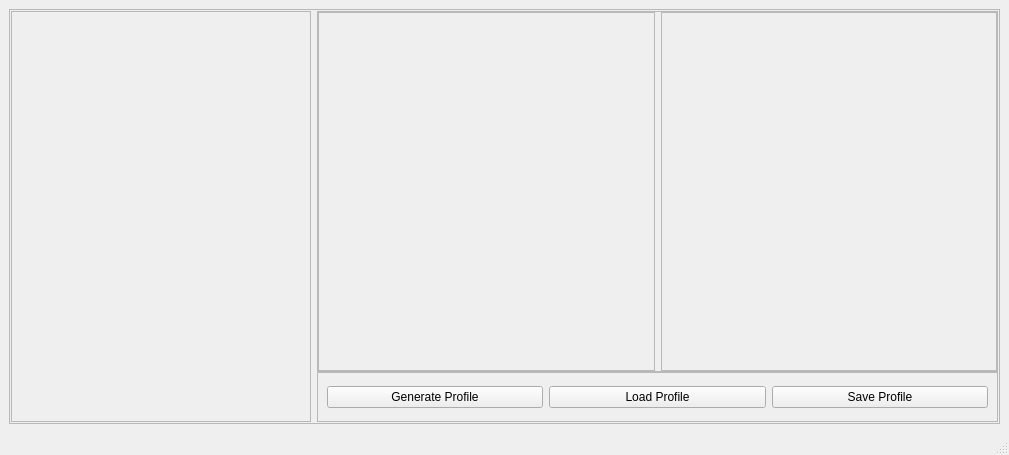
Above: src/lens_simulation/UI/qtdesigner_files/LensCreator.ui from DeMarcoLab/juno before the change. Below: the same form after it.
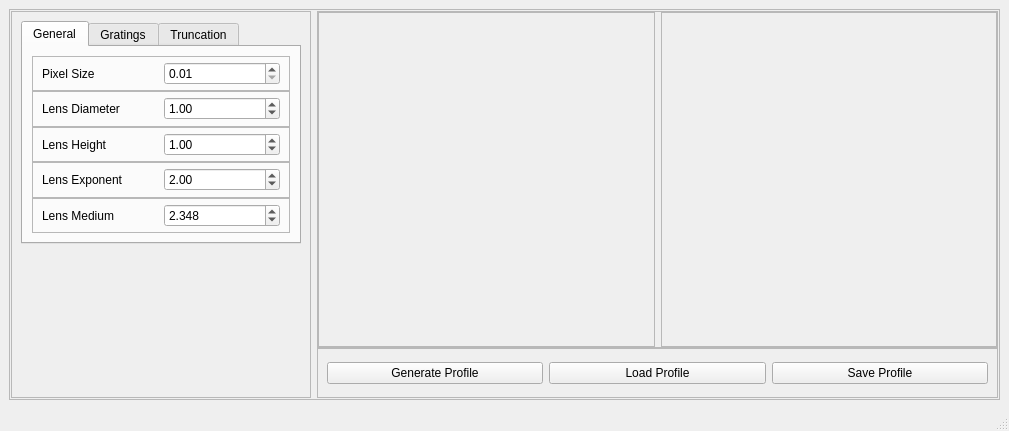
That is the form after the change.

Commit message: Add profile parameters and defaults

What changed in the file:
```diff
--- a/src/lens_simulation/UI/qtdesigner_files/LensCreator.ui
+++ b/src/lens_simulation/UI/qtdesigner_files/LensCreator.ui
@@ -7,7 +7,7 @@
     <x>0</x>
     <y>0</y>
     <width>1009</width>
-    <height>455</height>
+    <height>431</height>
    </rect>
   </property>
   <property name="windowTitle">
@@ -18,7 +18,7 @@
     <property name="leftMargin">
      <number>9</number>
     </property>
-    <item row="0" column="0">
+    <item>
      <widget class="QFrame" name="frame_Main">
       <property name="maximumSize">
        <size>
@@ -68,6 +68,384 @@
          <property name="frameShadow">
           <enum>QFrame::Raised</enum>
          </property>
+         <layout class="QGridLayout" name="gridLayout_5">
+          <item row="0" column="0">
+           <widget class="QTabWidget" name="tabWidget">
+            <property name="currentIndex">
+             <number>0</number>
+            </property>
+            <widget class="QWidget" name="tab_General">
+             <attribute name="title">
+              <string>General</string>
+             </attribute>
+             <layout class="QVBoxLayout" name="verticalLayout_3">
+              <property name="spacing">
+               <number>0</number>
+              </property>
+              <item>
+               <widget class="QFrame" name="frame_PixelSize">
+                <property name="maximumSize">
+                 <size>
+                  <width>16777215</width>
+                  <height>40</height>
+                 </size>
+                </property>
+                <property name="frameShape">
+                 <enum>QFrame::StyledPanel</enum>
+                </property>
+                <property name="frameShadow">
+                 <enum>QFrame::Raised</enum>
+                </property>
+                <layout class="QHBoxLayout" name="horizontalLayout_3">
+                 <property name="topMargin">
+                  <number>5</number>
+                 </property>
+                 <property name="bottomMargin">
+                  <number>5</number>
+                 </property>
+                 <item>
+                  <widget class="QLabel" name="label_PixelSize">
+                   <property name="text">
+                    <string>Pixel Size</string>
+                   </property>
+                  </widget>
+                 </item>
+                 <item>
+                  <widget class="QDoubleSpinBox" name="doubleSpinBox_PixelSize">
+                   <property name="decimals">
+                    <number>2</number>
+                   </property>
+                   <property name="minimum">
+                    <double>0.010000000000000</double>
+                   </property>
+                   <property name="stepType">
+                    <enum>QAbstractSpinBox::AdaptiveDecimalStepType</enum>
+                   </property>
+                   <property name="value">
+                    <double>0.010000000000000</double>
+                   </property>
+                  </widget>
+                 </item>
+                </layout>
+               </widget>
+              </item>
+              <item>
+               <widget class="QFrame" name="frame_LensDiameter">
+                <property name="maximumSize">
+                 <size>
+                  <width>16777215</width>
+                  <height>40</height>
+                 </size>
+                </property>
+                <property name="frameShape">
+                 <enum>QFrame::StyledPanel</enum>
+                </property>
+                <property name="frameShadow">
+                 <enum>QFrame::Raised</enum>
+                </property>
+                <layout class="QHBoxLayout" name="horizontalLayout_4">
+                 <property name="topMargin">
+                  <number>5</number>
+                 </property>
+                 <property name="bottomMargin">
+                  <number>5</number>
+                 </property>
+                 <item>
+                  <widget class="QLabel" name="label_LensDiameter">
+                   <property name="text">
+                    <string>Lens Diameter</string>
+                   </property>
+                  </widget>
+                 </item>
+                 <item>
+                  <widget class="QDoubleSpinBox" name="doubleSpinBox_LensDiameter">
+                   <property name="minimum">
+                    <double>0.100000000000000</double>
+                   </property>
+                   <property name="stepType">
+                    <enum>QAbstractSpinBox::AdaptiveDecimalStepType</enum>
+                   </property>
+                   <property name="value">
+                    <double>1.000000000000000</double>
+                   </property>
+                  </widget>
+                 </item>
+                </layout>
+               </widget>
+              </item>
+              <item>
+               <widget class="QFrame" name="frame_LensHeight">
+                <property name="maximumSize">
+                 <size>
+                  <width>16777215</width>
+                  <height>40</height>
+                 </size>
+                </property>
+                <property name="frameShape">
+                 <enum>QFrame::StyledPanel</enum>
+                </property>
+                <property name="frameShadow">
+                 <enum>QFrame::Raised</enum>
+                </property>
+                <layout class="QHBoxLayout" name="horizontalLayout_5">
+                 <property name="topMargin">
+                  <number>5</number>
+                 </property>
+                 <property name="bottomMargin">
+                  <number>5</number>
+                 </property>
+                 <item>
+                  <widget class="QLabel" name="label_LensHeight">
+                   <property name="text">
+                    <string>Lens Height</string>
+                   </property>
+                  </widget>
+                 </item>
+                 <item>
+                  <widget class="QDoubleSpinBox" name="doubleSpinBox_LensHeight">
+                   <property name="stepType">
+                    <enum>QAbstractSpinBox::AdaptiveDecimalStepType</enum>
+                   </property>
+                   <property name="value">
+                    <double>1.000000000000000</double>
+                   </property>
+                  </widget>
+                 </item>
+                </layout>
+               </widget>
+              </item>
+              <item>
+               <widget class="QFrame" name="frame_LensExponent">
+                <property name="maximumSize">
+                 <size>
+                  <width>16777215</width>
+                  <height>40</height>
+                 </size>
+                </property>
+                <property name="frameShape">
+                 <enum>QFrame::StyledPanel</enum>
+                </property>
+                <property name="frameShadow">
+                 <enum>QFrame::Raised</enum>
+                </property>
+                <layout class="QHBoxLayout" name="horizontalLayout_6">
+                 <property name="topMargin">
+                  <number>5</number>
+                 </property>
+                 <property name="bottomMargin">
+                  <number>5</number>
+                 </property>
+                 <item>
+                  <widget class="QLabel" name="label_LensExponent">
+                   <property name="text">
+                    <string>Lens Exponent</string>
+                   </property>
+                  </widget>
+                 </item>
+                 <item>
+                  <widget class="QDoubleSpinBox" name="doubleSpinBox_LensExponent">
+                   <property name="maximum">
+                    <double>3.000000000000000</double>
+                   </property>
+                   <property name="singleStep">
+                    <double>0.100000000000000</double>
+                   </property>
+                   <property name="value">
+                    <double>2.000000000000000</double>
+                   </property>
+                  </widget>
+                 </item>
+                </layout>
+               </widget>
+              </item>
+              <item>
+               <widget class="QFrame" name="frame_LensMedium">
+                <property name="maximumSize">
+                 <size>
+                  <width>16777215</width>
+                  <height>40</height>
+                 </size>
+                </property>
+                <property name="frameShape">
+                 <enum>QFrame::StyledPanel</enum>
+                </property>
+                <property name="frameShadow">
+                 <enum>QFrame::Raised</enum>
+                </property>
+                <layout class="QHBoxLayout" name="horizontalLayout_7">
+                 <property name="topMargin">
+                  <number>5</number>
+                 </property>
+                 <property name="bottomMargin">
+                  <number>5</number>
+                 </property>
+                 <item>
+                  <widget class="QLabel" name="label_LensMedium">
+                   <property name="text">
+                    <string>Lens Medium</string>
+                   </property>
+                  </widget>
+                 </item>
+                 <item>
+                  <widget class="QDoubleSpinBox" name="doubleSpinBox_LensMedium">
+                   <property name="decimals">
+                    <number>3</number>
+                   </property>
+                   <property name="minimum">
+                    <double>1.000000000000000</double>
+                   </property>
+                   <property name="maximum">
+                    <double>5.000000000000000</double>
+                   </property>
+                   <property name="singleStep">
+                    <double>0.100000000000000</double>
+                   </property>
+                   <property name="stepType">
+                    <enum>QAbstractSpinBox::AdaptiveDecimalStepType</enum>
+                   </property>
+                   <property name="value">
+                    <double>2.348000000000000</double>
+                   </property>
+                  </widget>
+                 </item>
+                </layout>
+               </widget>
+              </item>
+             </layout>
+            </widget>
+            <widget class="QWidget" name="tab_Gratings">
+             <attribute name="title">
+              <string>Gratings</string>
+             </attribute>
+             <layout class="QVBoxLayout" name="verticalLayout">
+              <item>
+               <widget class="QGroupBox" name="groupBox">
+                <property name="title">
+                 <string>Grating Parameters</string>
+                </property>
+                <property name="alignment">
+                 <set>Qt::AlignJustify|Qt::AlignVCenter</set>
+                </property>
+                <property name="flat">
+                 <bool>true</bool>
+                </property>
+                <property name="checkable">
+                 <bool>true</bool>
+                </property>
+                <property name="checked">
+                 <bool>false</bool>
+                </property>
+                <widget class="QSpinBox" name="spinBox">
+                 <property name="geometry">
+                  <rect>
+                   <x>10</x>
+                   <y>72</y>
+                   <width>33</width>
+                   <height>20</height>
+                  </rect>
+                 </property>
+                </widget>
+                <widget class="QSpinBox" name="spinBox_2">
+                 <property name="geometry">
+                  <rect>
+                   <x>10</x>
+                   <y>147</y>
+                   <width>33</width>
+                   <height>20</height>
+                  </rect>
+                 </property>
+                </widget>
+                <widget class="QSpinBox" name="spinBox_5">
+                 <property name="geometry">
+                  <rect>
+                   <x>10</x>
+                   <y>222</y>
+                   <width>33</width>
+                   <height>20</height>
+                  </rect>
+                 </property>
+                </widget>
+                <widget class="QFrame" name="frame_6">
+                 <property name="geometry">
+                  <rect>
+                   <x>50</x>
+                   <y>30</y>
+                   <width>201</width>
+                   <height>40</height>
+                  </rect>
+                 </property>
+                 <property name="frameShape">
+                  <enum>QFrame::StyledPanel</enum>
+                 </property>
+                 <property name="frameShadow">
+                  <enum>QFrame::Raised</enum>
+                 </property>
+                 <layout class="QHBoxLayout" name="horizontalLayout_8">
+                  <item>
+                   <widget class="QLabel" name="label_6">
+                    <property name="text">
+                     <string>Lens Medium</string>
+                    </property>
+                   </widget>
+                  </item>
+                  <item>
+                   <widget class="QDoubleSpinBox" name="doubleSpinBox_6"/>
+                  </item>
+                 </layout>
+                </widget>
+               </widget>
+              </item>
+             </layout>
+            </widget>
+            <widget class="QWidget" name="tab_Truncation">
+             <attribute name="title">
+              <string>Truncation</string>
+             </attribute>
+             <widget class="QFrame" name="frame_7">
+              <property name="geometry">
+               <rect>
+                <x>50</x>
+                <y>60</y>
+                <width>201</width>
+                <height>40</height>
+               </rect>
+              </property>
+              <property name="frameShape">
+               <enum>QFrame::StyledPanel</enum>
+              </property>
+              <property name="frameShadow">
+               <enum>QFrame::Raised</enum>
+              </property>
+              <layout class="QHBoxLayout" name="horizontalLayout_9">
+               <item>
+                <widget class="QLabel" name="label_7">
+                 <property name="text">
+                  <string>Lens Medium</string>
+                 </property>
+                </widget>
+               </item>
+               <item>
+                <widget class="QDoubleSpinBox" name="doubleSpinBox_7"/>
+               </item>
+              </layout>
+             </widget>
+            </widget>
+           </widget>
+          </item>
+          <item row="1" column="0">
+           <spacer name="verticalSpacer_General">
+            <property name="orientation">
+             <enum>Qt::Vertical</enum>
+            </property>
+            <property name="sizeHint" stdset="0">
+             <size>
+              <width>20</width>
+              <height>40</height>
+             </size>
+            </property>
+           </spacer>
+          </item>
+         </layout>
         </widget>
        </item>
        <item row="0" column="1">
```
Left out of the diff: 2 changed lines with no effect on the pictures. The commit also changes 2 other files.
